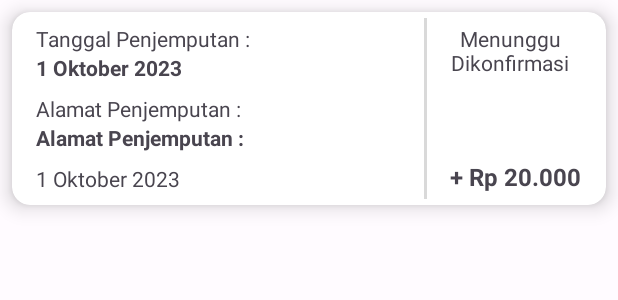
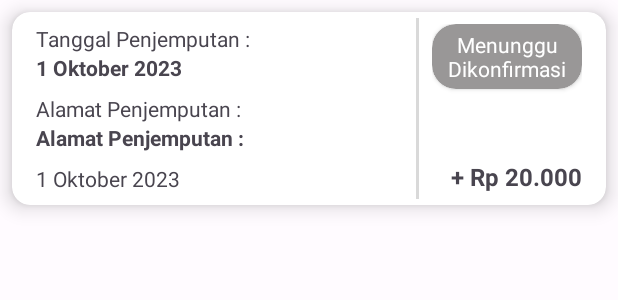
Before and after one commit to ddenfi/CP-ME-2-BengkelSampah, an Android app: the layout item_history.xml on its own in the app's theme, with its tools: preview values and no code run, on a phone screen of 412 x 824 dp. Shown: the top 300 px of the screen. Run offline under Robolectric (Android 15) with nearby library versions, the light colour scheme and no system bars.

Commit message:
fix(UI): add card as transaction status container, change some attributes

```diff
--- a/app/src/main/res/layout/item_history.xml
+++ b/app/src/main/res/layout/item_history.xml
@@ -21,7 +21,7 @@
         <androidx.appcompat.widget.LinearLayoutCompat
             android:layout_width="0dp"
             android:layout_height="wrap_content"
-            android:layout_weight="0.7"
+            android:layout_weight="0.65"
             android:orientation="vertical"
             android:padding="8dp">
 
@@ -77,14 +77,27 @@
             android:layout_weight="0.29"
             android:padding="8dp">
 
-            <TextView
-                android:id="@+id/tv_status"
+            <androidx.cardview.widget.CardView
+                android:id="@+id/card_status"
                 android:layout_width="wrap_content"
                 android:layout_height="wrap_content"
-                android:layout_alignParentStart="true"
                 android:layout_alignParentTop="true"
-                android:gravity="center"
-                tools:text="@string/waiting_confirmation_status" />
+                android:layout_alignParentEnd="true"
+                app:cardCornerRadius="16dp"
+                tools:backgroundTint="#999797">
+
+                <TextView
+                    android:id="@+id/tv_status"
+                    android:layout_width="wrap_content"
+                    android:layout_height="wrap_content"
+                    android:layout_marginStart="8dp"
+                    android:layout_marginTop="4dp"
+                    android:layout_marginEnd="8dp"
+                    android:layout_marginBottom="4dp"
+                    android:gravity="center"
+                    android:textColor="@android:color/white"
+                    tools:text="@string/waiting_confirmation_status" />
+            </androidx.cardview.widget.CardView>
 
             <TextView
                 android:id="@+id/tv_total"
```
Also changed, not shown: app/src/main/res/layout/activity_history_detail.xml (+17 -4 lines).
